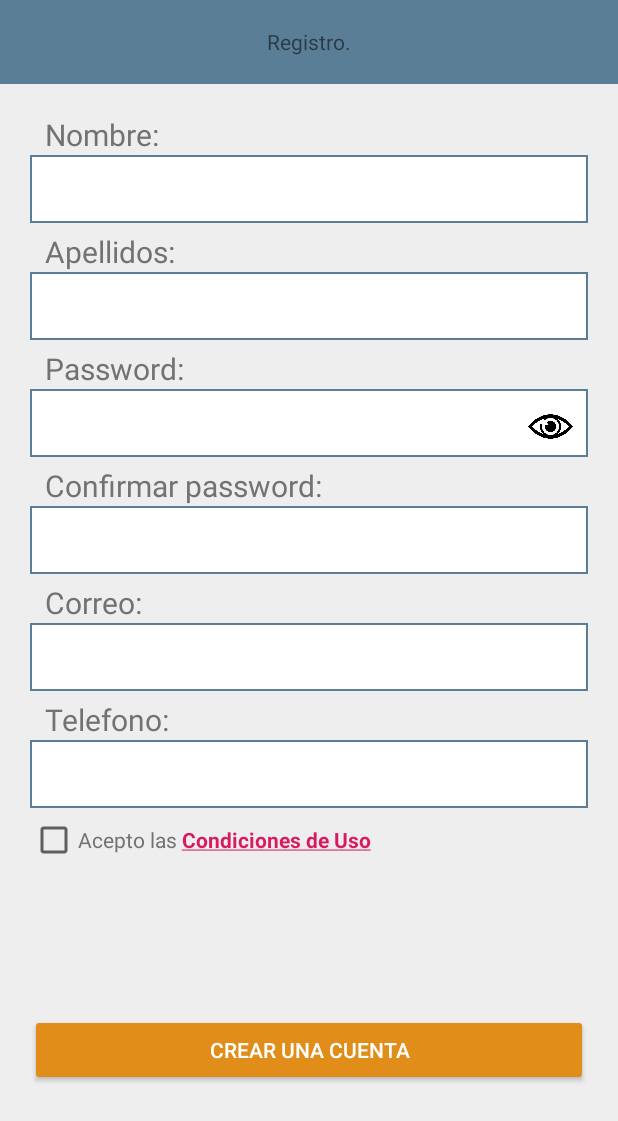
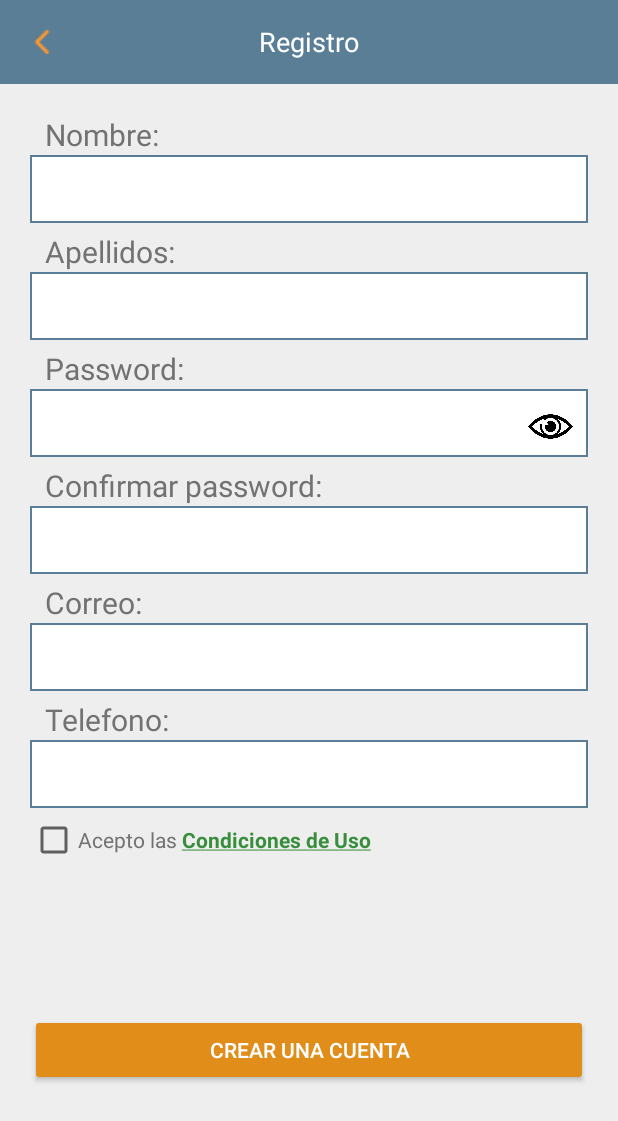
Before and after one commit to fernando2568/avaclickmovil, an Android app: the RegistryUserActivity screen opened directly, with no data from a screen before it, on a phone screen of 412 x 824 dp. Shown: the top 1121 px of the screen. Run offline under Robolectric (Android 15) with nearby library versions, the phone set to English and light mode, and no system bars.

Commit message:
Toolbar Registro (Cambios)

```diff
--- a/app/src/main/java/com/proyect/avaclick/activities/RegistryUserActivity.kt
+++ b/app/src/main/java/com/proyect/avaclick/activities/RegistryUserActivity.kt
@@ -22,6 +22,10 @@ class RegistryUserActivity : AppCompatActivity(){
         setContentView(R.layout.activity_registry_user)
 
         var button = buttonAgregar
+        toolbar.setNavigationIcon(R.drawable.arrowleft)
+        toolbar.setNavigationOnClickListener{
+
+        }
 
         button?.setOnClickListener {
             validateUserOnCreate()
--- a/app/src/main/res/layout/activity_registry_user.xml
+++ b/app/src/main/res/layout/activity_registry_user.xml
@@ -7,7 +7,7 @@
 
     <LinearLayout
         android:layout_width="match_parent"
-        android:layout_height="match_parent"
+        android:layout_height="wrap_content"
         android:background="#EEEEEE"
         android:isScrollContainer="?android:attr/windowFullscreen"
         android:orientation="vertical"
@@ -15,23 +15,25 @@
 
         <androidx.appcompat.widget.Toolbar
             android:id="@+id/toolbar"
-            android:minHeight="?attr/actionBarSize"
             android:layout_width="match_parent"
             android:layout_height="wrap_content"
-            android:background="?attr/colorPrimary">
+            android:background="?attr/colorPrimary"
+            android:minHeight="?attr/actionBarSize">
 
             <TextView
+                android:id="@+id/toolbar_title"
                 android:layout_width="wrap_content"
                 android:layout_height="wrap_content"
-                android:text="Registro."
                 android:layout_gravity="center"
-                android:id="@+id/toolbar_title" />
+                android:text="@string/toolbarT"
+                android:textColor="@color/white"
+                android:textSize="18sp" />
 
         </androidx.appcompat.widget.Toolbar>
 
         <LinearLayout
             android:layout_width="match_parent"
-            android:layout_height="680dp"
+            android:layout_height="wrap_content"
             android:layout_margin="20dp"
             android:layout_weight="0.17"
             android:orientation="vertical">
@@ -41,7 +43,8 @@
                 android:layout_width="match_parent"
                 android:layout_height="wrap_content"
                 android:paddingLeft="10dp"
-                android:text="Nombre:"
+                android:paddingRight="10dp"
+                android:text="@string/nombreR"
                 android:textColor="@color/secondary"
                 android:textSize="20sp" />
 
@@ -53,16 +56,18 @@
                 android:background="@drawable/box_toolbar"
                 android:singleLine="true"
                 android:nextFocusForward="@+id/editTextApellidos"
-                android:ems="10" />
+                android:ems="10"
+                android:inputType="text"/>
 
             <TextView
                 android:id="@+id/textView"
                 android:layout_width="match_parent"
                 android:layout_height="wrap_content"
                 android:paddingLeft="10dp"
-                android:text="Apellidos:"
+                android:paddingRight="10dp"
                 android:textColor="@color/secondary"
-                android:textSize="20sp" />
+                android:textSize="20sp"
+                android:text="@string/apellidosR"/>
 
             <EditText
                 android:id="@+id/editTextApellidos"
@@ -72,14 +77,16 @@
                 android:background="@drawable/box_toolbar"
                 android:singleLine="true"
                 android:nextFocusForward="@+id/editTextPassword"
-                android:ems="10" />
+                android:ems="10"
+                android:inputType="text"/>
 
             <TextView
                 android:id="@+id/textView4"
                 android:layout_width="match_parent"
                 android:layout_height="wrap_content"
                 android:paddingLeft="10dp"
-                android:text="Password:"
+                android:paddingRight="10dp"
+                android:text="@string/passwordR"
                 android:textColor="@color/secondary"
                 android:textSize="20sp" />
 
@@ -133,7 +140,8 @@
                 android:layout_width="match_parent"
                 android:layout_height="wrap_content"
                 android:paddingLeft="10dp"
-                android:text="Confirmar password:"
+                android:paddingRight="10dp"
+                android:text="@string/passwordCR"
                 android:textColor="@color/secondary"
                 android:textSize="20sp" />
 
@@ -153,6 +161,7 @@
                 android:layout_width="match_parent"
                 android:layout_height="wrap_content"
                 android:paddingLeft="10dp"
+                android:paddingRight="10dp"
                 android:text="Correo:"
                 android:textColor="@color/secondary"
                 android:textSize="20sp" />
@@ -162,6 +171,7 @@
                 android:layout_width="match_parent"
                 android:layout_height="45dp"
                 android:layout_marginBottom="5dp"
+                android:paddingRight="10dp"
                 android:background="@drawable/box_toolbar"
                 android:inputType="textEmailAddress"
                 android:singleLine="true"
@@ -183,7 +193,8 @@
                 android:layout_marginBottom="5dp"
                 android:background="@drawable/box_toolbar"
                 android:singleLine="true"
-                android:ems="10" />
+                android:ems="10"
+                android:inputType="phone"/>
 
             <LinearLayout
                 android:layout_width="match_parent"
--- a/app/src/main/res/values/strings.xml
+++ b/app/src/main/res/values/strings.xml
@@ -86,4 +86,9 @@
     <string name="perfil">Perfil</string>
     <string name="title_activity_main2">Main2Activity</string>
     <string name="terms">Acepto las <b><a href="http://www.cleverfinger.com.au/user-guide/">Condiciones de Uso</a></b></string>
+    <string name="toolbarT">Registro</string>
+    <string name="nombreR">Nombre:</string>
+    <string name="apellidosR">Apellidos:</string>
+    <string name="passwordR">Password:</string>
+    <string name="passwordCR">Confirmar password:</string>
 </resources>
--- a/app/src/main/res/values/styles.xml
+++ b/app/src/main/res/values/styles.xml
@@ -24,7 +24,7 @@
     <style name="AppTheme.RegistryTheme" parent="Theme.AppCompat.Light.NoActionBar">
         <item name="colorPrimary">@color/feo</item>
         <item name="colorPrimaryDark">@color/feo</item>
-        <item name="colorAccent">@color/colorAccent</item>
+        <item name="colorAccent">@color/green_700</item>
         <item name="android:navigationBarColor">@color/feo</item>
     </style>
 </resources>
```
Lines whose indentation alone changed are shown as unchanged.
